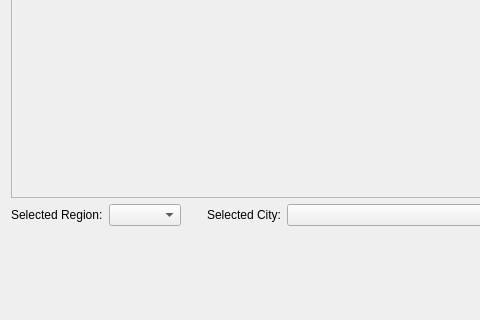
Above: gui/qt/stepLocation.ui from chenhan1218/ubiquity before the change; both pictures show x 0 to 480 and y 142 to 462 of the 579 by 462 pixel window. Below: the same form after it.
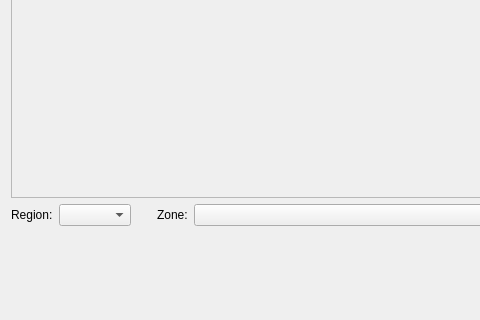
That is the form after the change.

Commit message: adjust timezone labels in .ui files to match translation templates

What changed in the file:
```diff
--- a/gui/qt/stepLocation.ui
+++ b/gui/qt/stepLocation.ui
@@ -73,7 +73,7 @@
      <item>
       <widget class="QLabel" name="timezone_zone_label">
        <property name="text">
-        <string>Selected Region:</string>
+        <string>Region:</string>
        </property>
       </widget>
      </item>
@@ -96,7 +96,7 @@
      <item>
       <widget class="QLabel" name="timezone_city_label">
        <property name="text">
-        <string>Selected City:</string>
+        <string>Zone:</string>
        </property>
       </widget>
      </item>
```
The commit also changes 1 other file.
